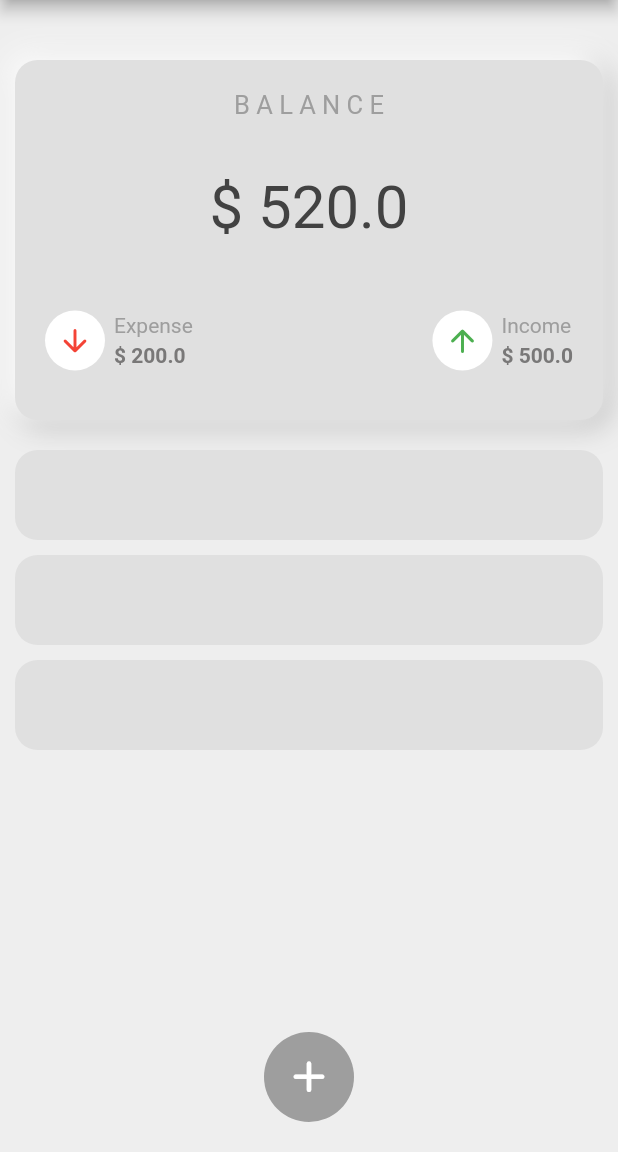
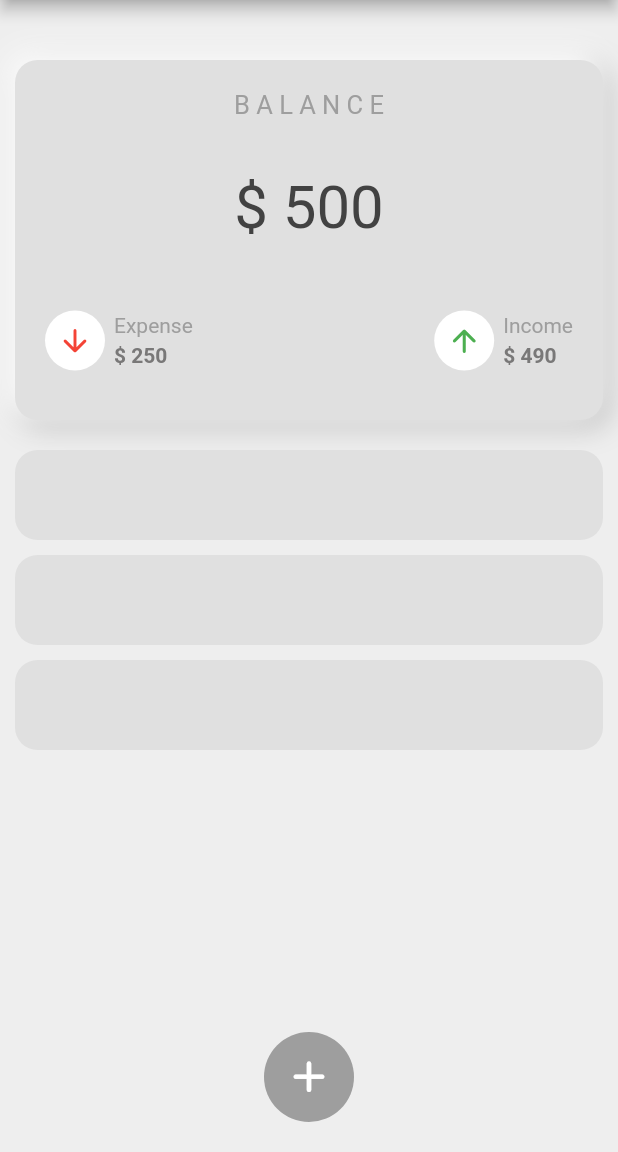
Before and after one commit to Daniel-Grayson/ExpenseTrackerApp, a Flutter app: the screen it shows after launch, on a phone screen of 412 x 824 dp, the part 84-1236 px from its top. Run offline on Flutter 3.47's test engine with Material 2 defaults, Android fonts, the phone set to English and light mode, and no system bars; missing offline and left inert: gsheets; key blocks and very long unbroken strings in the code were emptied for the run.

Commit message:
updated more functionality

```diff
--- a/lib/home.dart
+++ b/lib/home.dart
@@ -117,7 +117,11 @@ class _MyAppState extends State<MyApp> {
           )),
       backgroundColor: Colors.grey[200],
       body: Column(children: [
-        const TopCard(),
+        const TopCard(
+          balance: '500',
+          expense: '250',
+          income: '490',
+        ),
         const Expanded(
           child: Transactions(),
         ),
--- a/lib/top_card.dart
+++ b/lib/top_card.dart
@@ -1,7 +1,16 @@
 import 'package:flutter/material.dart';
 
 class TopCard extends StatelessWidget {
-  const TopCard({Key? key}) : super(key: key);
+  const TopCard(
+      {Key? key,
+      required this.balance,
+      required this.income,
+      required this.expense})
+      : super(key: key);
+
+  final String balance;
+  final String income;
+  final String expense;
 
   @override
   Widget build(BuildContext context) {
@@ -28,7 +37,7 @@ class TopCard extends StatelessWidget {
           Padding(
             padding: const EdgeInsets.symmetric(vertical: 15.0),
             child: Text(
-              '\$ 520.0',
+              '\$ ' + balance,
               style: TextStyle(fontSize: 40, color: Colors.grey[800]),
             ),
           ),
@@ -62,18 +71,18 @@ class TopCard extends StatelessWidget {
                       padding: const EdgeInsets.only(left: 6.0),
                       child: Column(
                         crossAxisAlignment: CrossAxisAlignment.start,
-                        children: const [
-                          Text(
+                        children: [
+                          const Text(
                             'Expense',
                             style: TextStyle(
                               color: Colors.grey,
                             ),
                           ),
                           Padding(
-                            padding: EdgeInsets.only(top: 4.0),
+                            padding: const EdgeInsets.only(top: 4.0),
                             child: Text(
-                              '\$ 200.0',
-                              style: TextStyle(
+                              '\$ ' + expense,
+                              style: const TextStyle(
                                 color: Color.fromARGB(255, 121, 120, 120),
                                 fontWeight: FontWeight.bold,
                               ),
@@ -104,18 +113,18 @@ class TopCard extends StatelessWidget {
                       padding: const EdgeInsets.only(left: 6.0),
                       child: Column(
                         crossAxisAlignment: CrossAxisAlignment.start,
-                        children: const [
-                          Text(
+                        children: [
+                          const Text(
                             'Income',
                             style: TextStyle(
                               color: Colors.grey,
                             ),
                           ),
                           Padding(
-                            padding: EdgeInsets.only(top: 4.0),
+                            padding: const EdgeInsets.only(top: 4.0),
                             child: Text(
-                              '\$ 500.0',
-                              style: TextStyle(
+                              '\$ ' + income,
+                              style: const TextStyle(
                                 color: Color.fromARGB(255, 121, 120, 120),
                                 fontWeight: FontWeight.bold,
                               ),
```
Also changed, not shown: lib/google_sheets_api.dart (+84 -0 lines), lib/loading_circle.dart (added, +16 -0 lines), lib/main.dart (+9 -4 lines).
